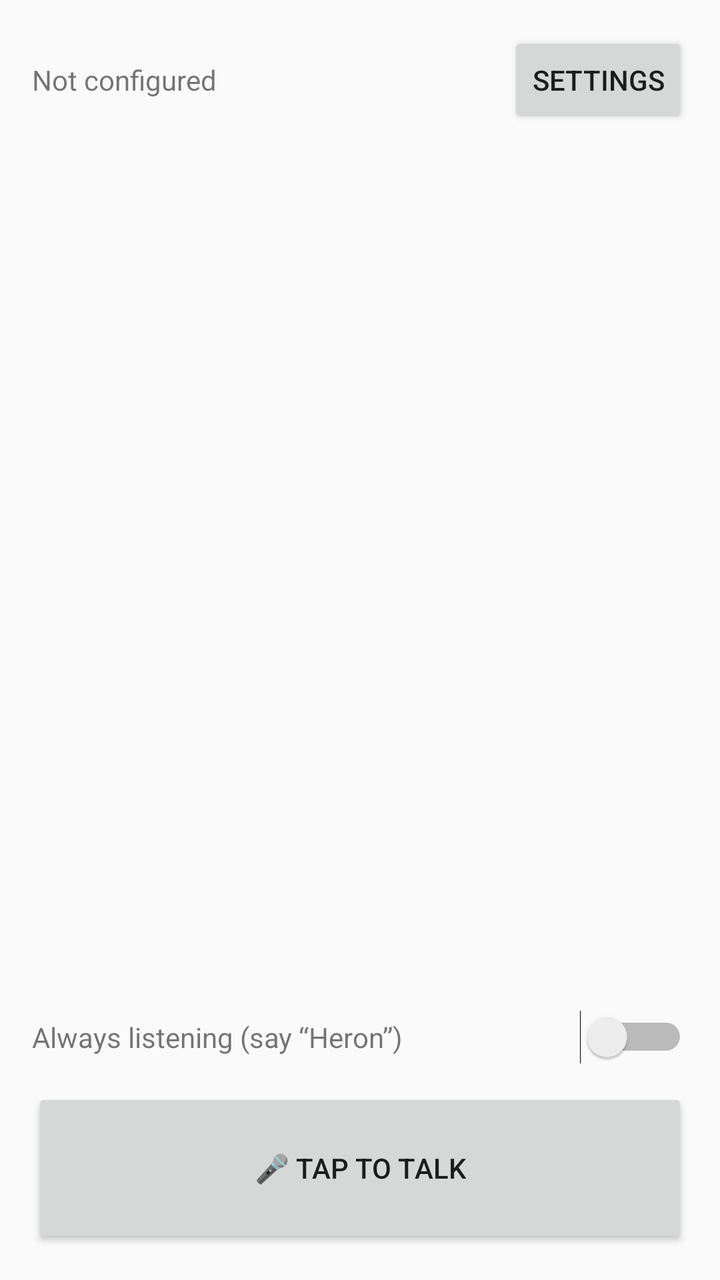
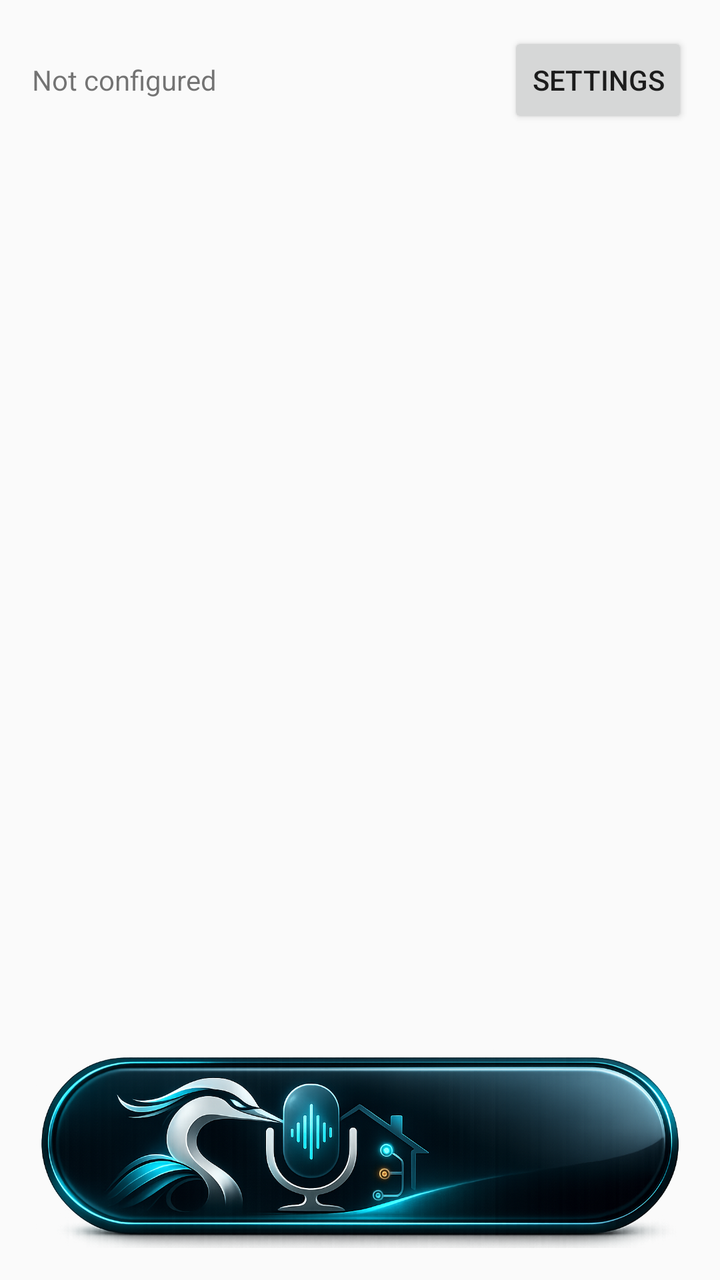

The first picture is an Android layout as it rendered before a commit; the second is the same layout after the commit. The layout source and the unified diff follow.
<!-- AndroidManifest.xml: application theme Theme.Heron -->
<!-- res/layout/activity_main.xml -->
<?xml version="1.0" encoding="utf-8"?>
<LinearLayout xmlns:android="http://schemas.android.com/apk/res/android"
    android:id="@+id/rootLayout"
    android:layout_width="match_parent"
    android:layout_height="match_parent"
    android:orientation="vertical"
    android:padding="16dp">

    <LinearLayout
        android:layout_width="match_parent"
        android:layout_height="wrap_content"
        android:orientation="horizontal"
        android:gravity="center_vertical">

        <TextView
            android:id="@+id/statusText"
            android:layout_width="0dp"
            android:layout_height="wrap_content"
            android:layout_weight="1"
            android:text="Not configured"
            android:textSize="14sp" />

        <Button
            android:id="@+id/settingsButton"
            android:layout_width="wrap_content"
            android:layout_height="wrap_content"
            android:text="Settings" />
    </LinearLayout>

    <TextView
        android:id="@+id/versionText"
        android:layout_width="match_parent"
        android:layout_height="wrap_content"
        android:textSize="10sp"
        android:alpha="0.5" />

    <ScrollView
        android:id="@+id/transcriptScroll"
        android:layout_width="match_parent"
        android:layout_height="0dp"
        android:layout_weight="1"
        android:layout_marginTop="12dp">

        <TextView
            android:id="@+id/transcriptText"
            android:layout_width="match_parent"
            android:layout_height="wrap_content"
            android:textSize="16sp" />
    </ScrollView>

    <LinearLayout
        android:layout_width="match_parent"
        android:layout_height="wrap_content"
        android:orientation="horizontal"
        android:gravity="center_vertical"
        android:layout_marginTop="8dp">

        <TextView
            android:layout_width="0dp"
            android:layout_height="wrap_content"
            android:layout_weight="1"
            android:text="Always listening (say &#8220;Heron&#8221;)"
            android:textSize="14sp" />

        <Switch
            android:id="@+id/alwaysListeningSwitch"
            android:layout_width="wrap_content"
            android:layout_height="wrap_content" />
    </LinearLayout>

    <Button
        android:id="@+id/micButton"
        android:layout_width="match_parent"
        android:layout_height="80dp"
        android:layout_marginTop="12dp"
        android:text="🎤 Tap to talk" />

</LinearLayout>
<!-- resources referenced by this layout -->
<resources>
  <style name="Theme.Heron" parent="Theme.AppCompat.DayNight.NoActionBar" />
</resources>

<!-- the commit's change to res/layout/activity_main.xml (unified diff, before → after) -->
@@ -48,31 +48,18 @@
             android:textSize="16sp" />
     </ScrollView>
 
-    <LinearLayout
+    
+    <ImageView
+        android:id="@+id/micButton"
         android:layout_width="match_parent"
         android:layout_height="wrap_content"
-        android:orientation="horizontal"
-        android:gravity="center_vertical"
-        android:layout_marginTop="8dp">
-
-        <TextView
-            android:layout_width="0dp"
-            android:layout_height="wrap_content"
-            android:layout_weight="1"
-            android:text="Always listening (say &#8220;Heron&#8221;)"
-            android:textSize="14sp" />
-
-        <Switch
-            android:id="@+id/alwaysListeningSwitch"
-            android:layout_width="wrap_content"
-            android:layout_height="wrap_content" />
-    </LinearLayout>
-
-    <Button
-        android:id="@+id/micButton"
-        android:layout_width="match_parent"
-        android:layout_height="80dp"
         android:layout_marginTop="12dp"
-        android:text="🎤 Tap to talk" />
+        android:adjustViewBounds="true"
+        android:scaleType="fitCenter"
+        android:src="@drawable/listen_button"
+        android:clickable="true"
+        android:focusable="true"
+        android:foreground="?attr/selectableItemBackground"
+        android:contentDescription="Tap to talk to Heron" />
 
 </LinearLayout>
<!-- resource entries referenced after the edit -->
@@ -1,5 +1,6 @@
 <!-- resources referenced by this layout -->
 <resources>
+  <!-- drawable listen_button: png bitmap (drawable, 1043806 bytes) -->
   <style name="Theme.Heron" parent="Theme.AppCompat.DayNight.NoActionBar" />
 </resources>
 
